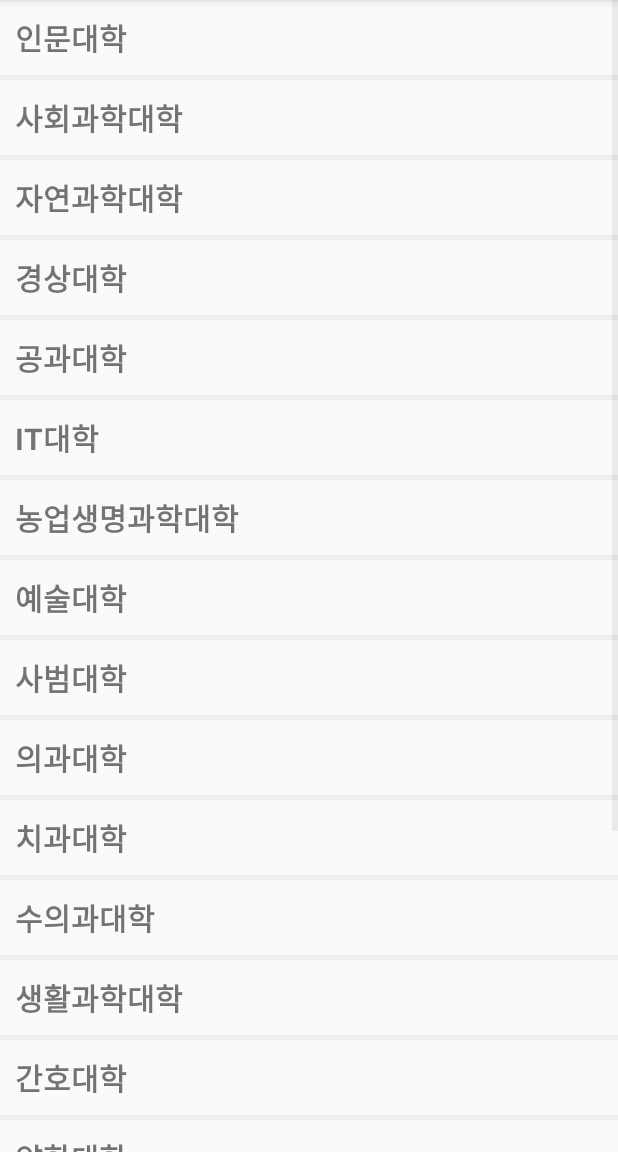
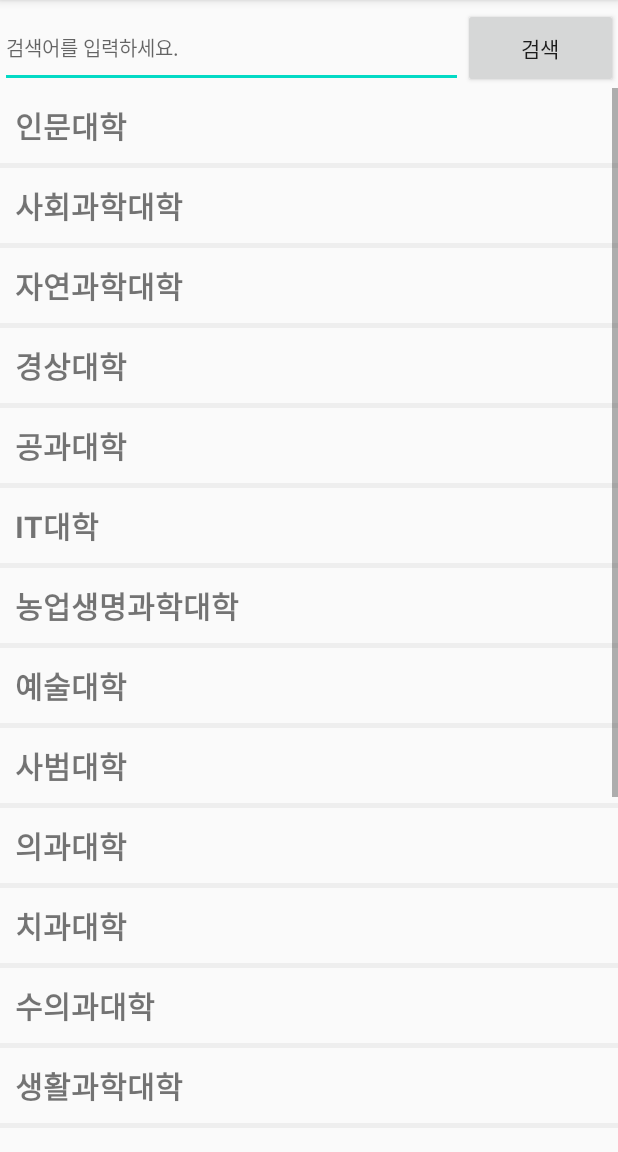
Before and after one commit to dkdud9261/BookTradeApp1, an Android app: the CollegeList screen opened directly, with no data from a screen before it, on a phone screen of 412 x 824 dp, the part 84-1236 px from its top. Run offline under Robolectric (Android 15) with nearby library versions, the phone set to English and light mode, and no system bars.

Commit message:
add search

```diff
--- a/app/src/main/res/layout/activity_list1.xml
+++ b/app/src/main/res/layout/activity_list1.xml
@@ -6,7 +6,37 @@
     android:layout_height="match_parent"
     android:orientation="vertical"
     tools:context=".CollegeList">
+    <LinearLayout
+        android:layout_width="match_parent"
+        android:layout_height="0dp"
+        android:layout_weight="1"
+        android:orientation="horizontal">
 
+        <EditText
+            android:id="@+id/searchbook"
+            android:layout_width="0dp"
+            android:layout_height="match_parent"
+            android:layout_weight="3"
+            android:layout_marginTop="5dp"
+            android:ems="10"
+            android:inputType="textPersonName"
+            android:hint="검색어를 입력하세요."
+            android:textSize="13dp"
+            />
+        <Button
+            android:id="@+id/booksearchbt"
+            android:layout_width="0dp"
+            android:layout_height="match_parent"
+            android:layout_weight="1"
+            android:layout_marginTop="5dp"
+            android:text="검색" />
+    </LinearLayout>
+
+    <LinearLayout
+        android:layout_width="match_parent"
+        android:layout_height="0dp"
+        android:layout_weight="12"
+        android:orientation="horizontal">
     <ListView
         android:id="@+id/list_college"
         android:layout_width="match_parent"
@@ -15,6 +45,9 @@
         android:divider="#EEEEEE"
         android:dividerHeight="3dp"
         android:overScrollMode="ifContentScrolls"
-        android:scrollbars="vertical" />
+        android:scrollbars="vertical" >
+    </ListView>
+    </LinearLayout>
+
 
 </LinearLayout>
--- a/app/src/main/res/layout/activity_writeinfo.xml
+++ b/app/src/main/res/layout/activity_writeinfo.xml
@@ -31,7 +31,7 @@
                 android:textSize="20dp" />
 
             <EditText
-                android:id="@+id/editbooltitle"
+                android:id="@+id/editbooktitle"
                 android:layout_width="0dp"
                 android:layout_height="match_parent"
                 android:layout_weight="2"
```
